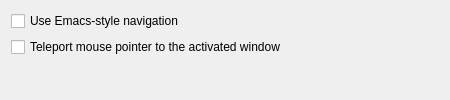
This is contents/ui/config.ui in SpinningVinyl/kde-window-searcher as Qt 5 draws it before an edit. The edited form follows.
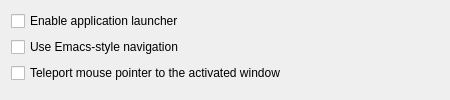
This is the edited form.

Commit message:
add app launcher functionality
This commit adds app launcher functionality using KDE's Milou search
provider (the same one that is used by KRunner).

```diff
--- a/contents/ui/config.ui
+++ b/contents/ui/config.ui
@@ -13,6 +13,13 @@
   </property>
 
   <layout class="QVBoxLayout" name="verticalLayout">
+   <item>
+    <widget class="QCheckBox" name="kcfg_EnableAppLauncher">
+     <property name="text">
+      <string>Enable application launcher</string>
+     </property>
+    </widget>
+   </item>
    <item>
     <widget class="QCheckBox" name="kcfg_EmacsStyleNavigation">
      <property name="text">
```
The commit also changes 5 other files.
